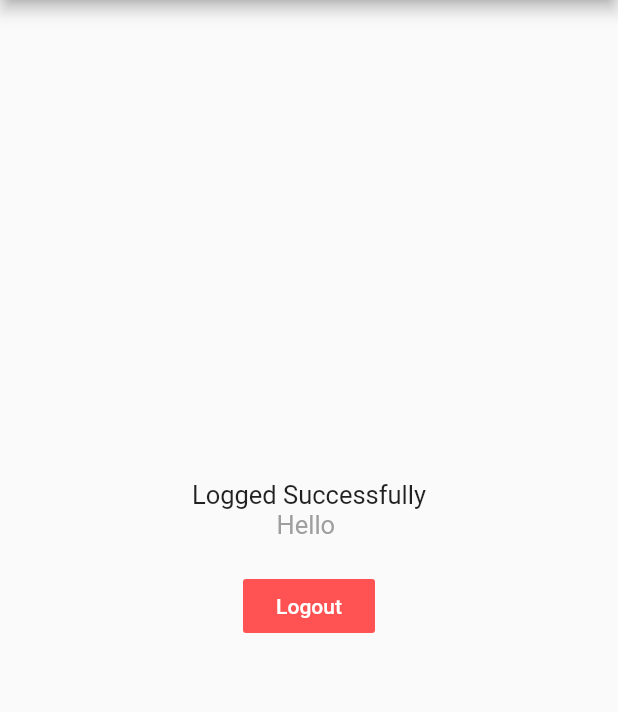
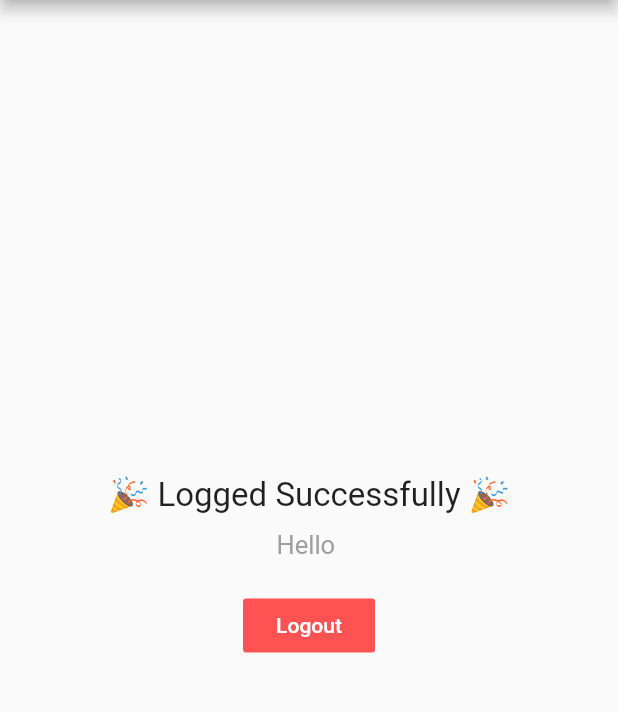
Before and after one commit to darieloper/flutter-google-auth-app, a Flutter app: the screen it shows once a user with an empty profile is signed in, on a phone screen of 412 x 824 dp, the part 84-796 px from its top. Run offline on Flutter 3.47's test engine with Material 2 defaults, Android fonts, the phone set to English and light mode, and no system bars; our stand-ins replace firebase_auth, firebase_core, font_awesome_flutter, google_sign_in; accounts and stored records are empty.

Commit message:
refactor message on logged widget

```diff
--- a/lib/screens/home.dart
+++ b/lib/screens/home.dart
@@ -1,6 +1,5 @@
 import 'package:firebase_auth/firebase_auth.dart';
 import 'package:flutter/material.dart';
-import 'package:font_awesome_flutter/font_awesome_flutter.dart';
 import 'package:google_auth_app/widgets/logged.dart';
 import 'package:google_auth_app/widgets/login.dart';
 import 'package:provider/provider.dart';
--- a/lib/widgets/logged.dart
+++ b/lib/widgets/logged.dart
@@ -1,6 +1,7 @@
 import 'package:flutter/material.dart';
 import 'package:provider/provider.dart';
 import 'package:firebase_auth/firebase_auth.dart';
+import 'package:google_auth_app/provider/google_auth.dart';
 
 class LoggedWidget extends StatelessWidget {
   @override
@@ -13,15 +14,18 @@ class LoggedWidget extends StatelessWidget {
         mainAxisSize: MainAxisSize.max,
         children: [
           Text(
-            'Logged Successfully',
-            style: TextStyle(fontSize: 17),
-          ),
-          Text(
-            'Hello ${currentUser.displayName}',
-            style: TextStyle(fontSize: 17, color: Colors.grey),
+            '🎉 Logged Successfully 🎉',
+            style: TextStyle(fontSize: 22),
           ),
           Padding(
-              padding: EdgeInsets.all(20),
+            padding: EdgeInsets.all(10),
+            child: Text(
+              'Hello ${currentUser.displayName}',
+              style: TextStyle(fontSize: 17, color: Colors.grey),
+            ),
+          ),
+          Padding(
+              padding: EdgeInsets.all(10),
               child: FlatButton(
                 onPressed: () {
                   final provider = Provider.of<GoogleSignAuthProvider>(context,
```
